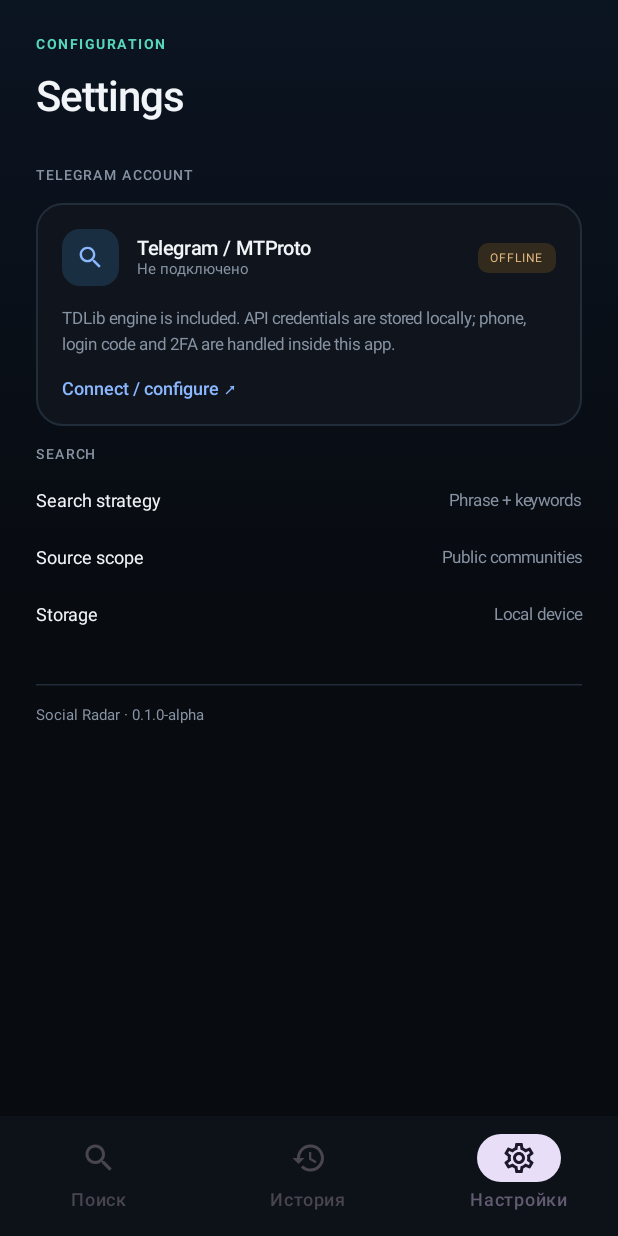
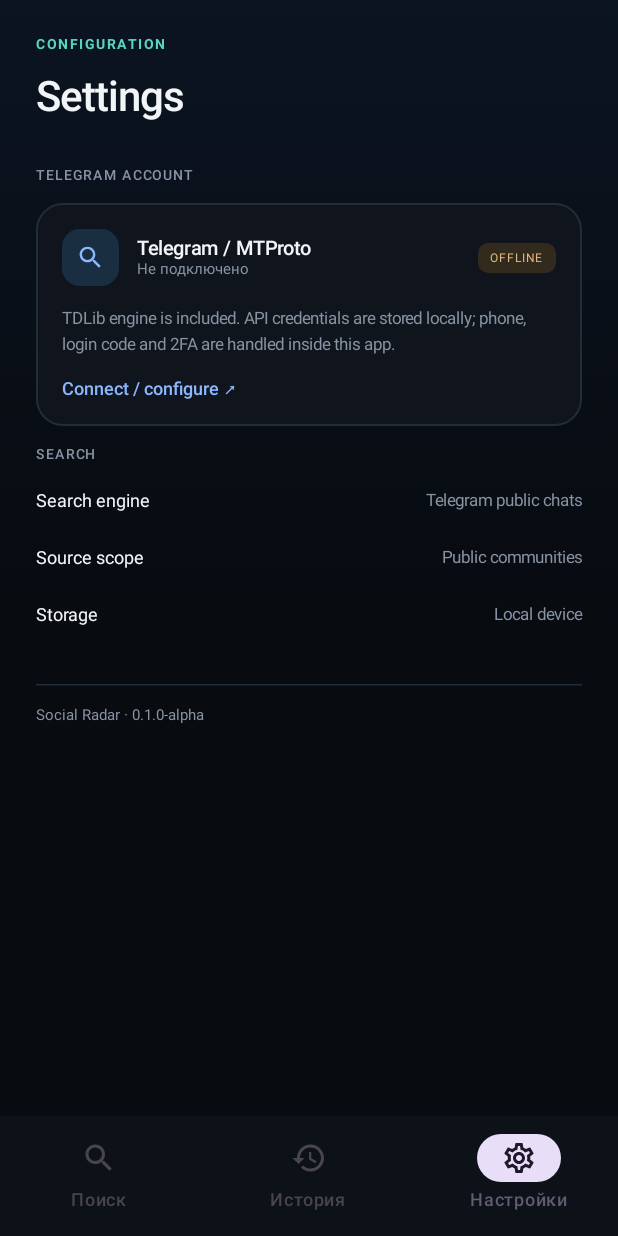
Before and after one commit to nistratovmatvej-crypto/Telegram-Parse, an Android app built with Jetpack Compose: the composable SocialRadar shown on its own in the app's theme, item 3 of the bottom bar chosen, on a phone screen of 412 x 824 dp. Run offline under Robolectric (Android 15) with nearby library versions, the phone set to English and light mode, and no system bars; libraries missing offline, so code that uses them is left out: io.github.tdlibandroid.ktx, org.drinkless.tdlib; 2 statements that could not run were skipped.

Commit message:
Clarify Telegram public search limits in UI

```diff
--- a/app/src/main/java/app/socialradar/MainActivity.kt
+++ b/app/src/main/java/app/socialradar/MainActivity.kt
@@ -175,7 +175,7 @@ private fun SearchPage(onSave: (String) -> Unit, session: TelegramSession, resul
         Text("DISCOVER PUBLIC COMMUNITIES", color = Accent2, fontSize = 9.sp, fontWeight = FontWeight.Bold, letterSpacing = 1.6.sp)
         Spacer(Modifier.height(8.dp))
         Text("Find your signal.", color = TextPrimary, fontSize = if (wide) 35.sp else 29.sp, fontWeight = FontWeight.SemiBold, letterSpacing = (-1.2).sp)
-        Text("Search beyond the obvious.", color = TextSecondary, fontSize = 14.sp)
+        Text("Поиск публичных каналов и групп по названиям и username.", color = TextSecondary, fontSize = 14.sp)
         Spacer(Modifier.height(24.dp))
         Surface(color = Surface1, shape = RoundedCornerShape(22.dp), border = androidx.compose.foundation.BorderStroke(1.dp, Color(0xFF2B394A)), modifier = Modifier.fillMaxWidth()) {
             Column(Modifier.padding(16.dp)) {
@@ -187,13 +187,13 @@ private fun SearchPage(onSave: (String) -> Unit, session: TelegramSession, resul
                     Text("RU  /  EN", color = TextSecondary, fontSize = 9.sp)
                 }
                 Spacer(Modifier.height(10.dp))
-                OutlinedTextField(value = query, onValueChange = { query = it; notice = "" }, modifier = Modifier.fillMaxWidth(), placeholder = { Text("Тема, интерес или ключевые слова", color = Color(0xFF667384)) }, minLines = 2, shape = RoundedCornerShape(15.dp), keyboardOptions = KeyboardOptions(capitalization = KeyboardCapitalization.Sentences), colors = OutlinedTextFieldDefaults.colors(focusedTextColor = TextPrimary, unfocusedTextColor = TextPrimary, focusedBorderColor = Accent.copy(alpha = .5f), unfocusedBorderColor = Border, cursorColor = Accent, focusedContainerColor = Bg, unfocusedContainerColor = Bg))
+                OutlinedTextField(value = query, onValueChange = { query = it; notice = "" }, modifier = Modifier.fillMaxWidth(), placeholder = { Text("Ключевые слова или тема (от 5 символов)", color = Color(0xFF667384)) }, minLines = 2, shape = RoundedCornerShape(15.dp), keyboardOptions = KeyboardOptions(capitalization = KeyboardCapitalization.Sentences), colors = OutlinedTextFieldDefaults.colors(focusedTextColor = TextPrimary, unfocusedTextColor = TextPrimary, focusedBorderColor = Accent.copy(alpha = .5f), unfocusedBorderColor = Border, cursorColor = Accent, focusedContainerColor = Bg, unfocusedContainerColor = Bg))
                 Spacer(Modifier.height(12.dp))
                 Row(verticalAlignment = Alignment.CenterVertically) {
                     Row(verticalAlignment = Alignment.CenterVertically) {
                         Box(Modifier.size(6.dp).scale(halo).background(Accent2, CircleShape))
                         Spacer(Modifier.width(7.dp))
-                        Text("Public sources only", color = TextSecondary, fontSize = 10.sp)
+                        Text("Telegram public search · 5+ chars", color = TextSecondary, fontSize = 10.sp)
                     }
                     Spacer(Modifier.weight(1f))
                     Button(onClick = { if (query.isNotBlank()) { onSave(query); session.search(query); notice = "" } }, enabled = query.isNotBlank() && !busy, shape = RoundedCornerShape(12.dp), colors = ButtonDefaults.buttonColors(containerColor = Accent, contentColor = Bg, disabledContainerColor = Surface3, disabledContentColor = TextSecondary)) {
@@ -326,7 +326,7 @@ private fun SettingsPage(session: TelegramSession, auth: RadarAuth, sessionMessa
             }
         }
         Text("SEARCH", color = TextSecondary, fontSize = 9.sp, letterSpacing = 1.3.sp, fontWeight = FontWeight.SemiBold)
-        SettingLine("Search strategy", "Phrase + keywords")
+        SettingLine("Search engine", "Telegram public chats")
         SettingLine("Source scope", "Public communities")
         SettingLine("Storage", "Local device")
         Spacer(Modifier.height(7.dp))
```
